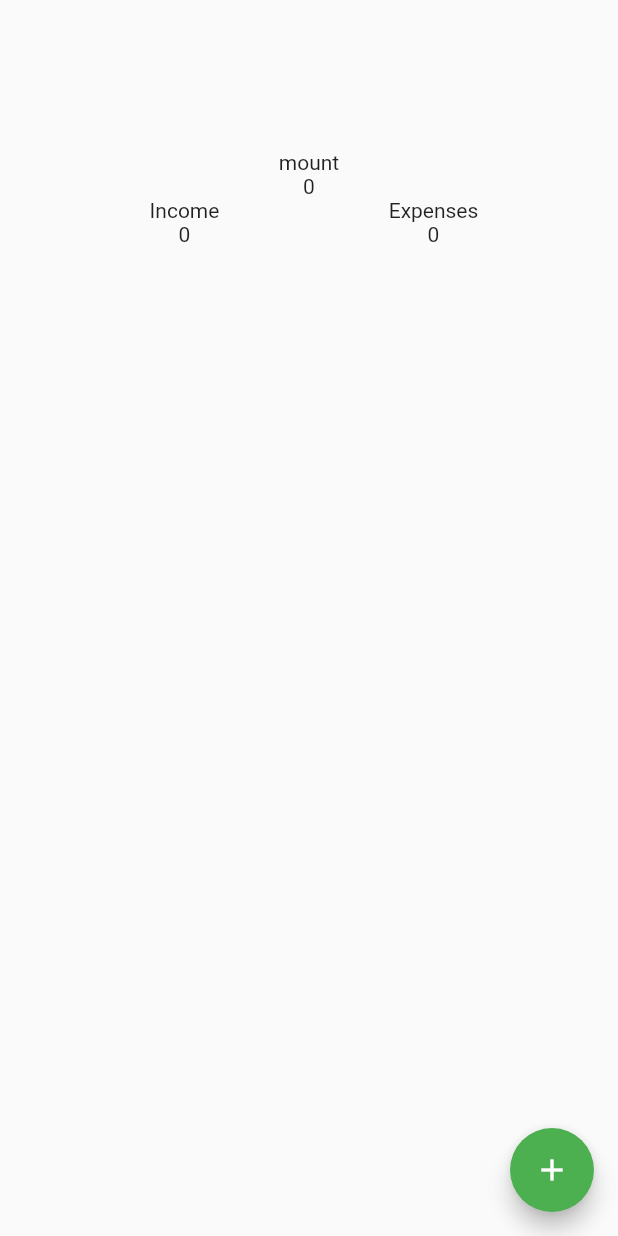
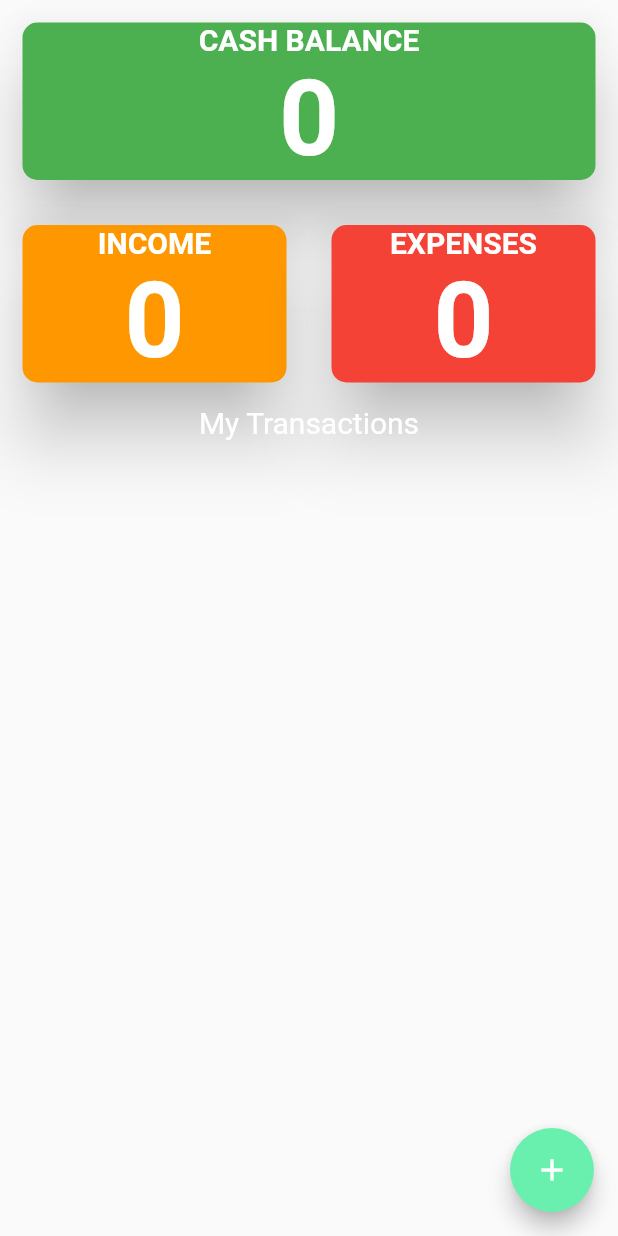
Before and after one commit to abhinavuppu7/cashflow, a Flutter app: the screen it shows after launch, on a phone screen of 412 x 824 dp. Run offline on Flutter 3.47's test engine with Material 2 defaults, Android fonts, the phone set to English and light mode, and no system bars; our stand-ins replace shared_preferences, sqflite; accounts and stored records are empty.

Commit message:
refactored code

```diff
--- a/lib/screens/Homescreen.dart
+++ b/lib/screens/Homescreen.dart
@@ -1,9 +1,12 @@
+import 'package:cashflow/components/Reusablecard.dart';
+import 'package:cashflow/components/Transactiondetailcard.dart';
 import 'package:cashflow/screens/AddTransaction.dart';
 import 'package:flutter/material.dart';
 import 'package:flutter/cupertino.dart';
-import 'package:shared_preferences/shared_preferences.dart';
+import 'package:intl/intl.dart';
 import 'package:cashflow/helpers/database_connection.dart';
 import 'package:cashflow/datamodels/tranasactionmodel.dart';
+import '../Icondata.dart';
 
 class Homescreen extends StatefulWidget {
   @override
@@ -13,45 +16,33 @@ class Homescreen extends StatefulWidget {
 class _HomescreenState extends State<Homescreen> {
   int amount = 0, income = 0, expense = 0;
   Future<List<Transactions>> _transactionList;
-  Future<List> amounthelper;
   Future<List> incomehelper;
   Future<List> expensehelper;
-  List amounts;
   List incomes;
   List expenses;
+
+  final DateFormat _dateformatter = DateFormat('MMM dd,yyyy');
 
   @override
   void initState() {
     super.initState();
-    //   _getAmount();
+
     _UpdateTransactionList();
     _UpdateAmount();
   }
 
-  _getAmount() async {
-    SharedPreferences prefs = await SharedPreferences.getInstance();
-    amount = prefs.getInt('cashbalance');
-    setState(() {
-      amount;
-    });
-  }
-
   _UpdateAmount() async {
-    amounthelper = DataBaseConnection.instance.getSum();
     incomehelper = DataBaseConnection.instance.getIncome();
     expensehelper = DataBaseConnection.instance.getExpense();
-
-    amounts = await amounthelper;
-    print(amounts[0]['sum_count']);
     incomes = await incomehelper;
     print(incomes[0]['sum_income']);
-
     expenses = await expensehelper;
     print(expenses[0]['sum_expense']);
     setState(() {
-      amount = amounts[0]['sum_count'];
-      income = incomes[0]['sum_income'];
-      expense = expenses[0]['sum_expense'];
+      income = incomes[0]['sum_income'] == null ? 0 : incomes[0]['sum_income'];
+      expense =
+          expenses[0]['sum_expense'] == null ? 0 : expenses[0]['sum_expense'];
+      amount = income - expense;
     });
   }
 
@@ -62,36 +53,29 @@ class _HomescreenState extends State<Homescreen> {
   }
 
   Widget _buildTransaction(Transactions transaction) {
-    return Container(
-      height: 57,
-      margin: EdgeInsets.only(left: 15, bottom: 15, right: 15),
-      padding: EdgeInsets.only(left: 24, top: 12, bottom: 12, right: 22),
-      decoration: BoxDecoration(
-        // color: Color(0xfffcf1f1),
-        color: Colors.white,
-        borderRadius: BorderRadius.circular(15),
-        boxShadow: [
-          BoxShadow(
-            color: Color(0xFF3A3A3A),
-            blurRadius: 10,
-            spreadRadius: 5,
-            offset: Offset(8.0, 8.0),
-          )
-        ],
-      ),
-      child: ListTile(
-        title: Text(transaction.description),
-        trailing: Text('${transaction.amount}'),
+    return GestureDetector(
       onTap: () {
         Navigator.push(
             context,
             MaterialPageRoute(
                 builder: (_) => AddTransaction(
                       UpdateTransactionList: _UpdateTransactionList,
-                        UpdateAmount: _UpdateAmount(),
+                      UpdateAmount: _UpdateAmount,
                       transaction: transaction,
                     )));
       },
+      child: TransactionTile(
+        catmap: catmap,
+        description: transaction.description,
+        transactiontype: transaction.transactiontype,
+        transactionamount: transaction.amount,
+        transactioncategory: transaction.category,
+        transactiondate: _dateformatter.format(transaction.date),
+        catcol: catcol,
+        transaction: transaction,
+
+        // updateAmount: _UpdateAmount(),
+        // updatetransactionList: _UpdateTransactionList(),
       ),
     );
   }
@@ -100,7 +84,7 @@ class _HomescreenState extends State<Homescreen> {
   Widget build(BuildContext context) {
     return Scaffold(
       floatingActionButton: FloatingActionButton(
-          backgroundColor: Theme.of(context).primaryColor,
+          backgroundColor: Colors.greenAccent,
           child: Icon(
             Icons.add,
           ),
@@ -121,47 +105,38 @@ class _HomescreenState extends State<Homescreen> {
             );
           }
           return ListView.builder(
-              padding: EdgeInsets.symmetric(vertical: 80.0),
               itemCount: 1 + snapshot.data.length,
               itemBuilder: (BuildContext context, int index) {
                 if (index == 0) {
-                  return Padding(
-                    padding:
-                        EdgeInsets.symmetric(horizontal: 40, vertical: 20.0),
+                  return Container(
                     child: Column(children: <Widget>[
                       Row(children: <Widget>[
                         Expanded(
-                            child: Container(
-                          child: Column(
-                            children: <Widget>[
-                              Text('mount'),
-                              Text('${amount}')
-                            ],
-                          ),
-                        )),
+                            child: DetailCard(
+                                label: "CASH BALANCE",
+                                value: amount,
+                                colour: Colors.green)),
                       ]),
                       Row(
                         crossAxisAlignment: CrossAxisAlignment.start,
                         children: <Widget>[
                           Expanded(
-                              child: Container(
-                            child: Column(
-                              children: <Widget>[
-                                Text('Income'),
-                                Text('${income}')
+                              child: DetailCard(
+                            label: "INCOME",
+                            value: income,
+                            colour: Colors.orange,
+                          )),
+                          Expanded(
+                            child: DetailCard(
+                                label: "EXPENSES",
+                                value: expense,
+                                colour: Colors.red),
+                          )
                         ],
                       ),
-                          )),
-                          Expanded(
-                              child: Container(
-                            child: Column(
-                              children: <Widget>[
-                                Text('Expenses'),
-                                Text('${expense}')
-                              ],
-                            ),
-                          ))
-                        ],
+                      Text(
+                        'My Transactions',
+                        style: TextStyle(color: Colors.white, fontSize: 20),
                       )
                     ]),
                   );
```
Lines whose indentation alone changed are shown as unchanged.
